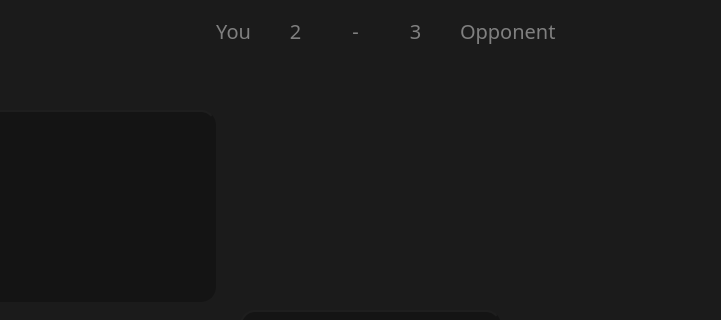
The window that GameOf40/GameWindow.ui (WilleGyr/Game-of-40) describes before a commit, drawn with Qt 5; both pictures show x 90 to 811 and y 0 to 320 of the 900 by 600 pixel window.
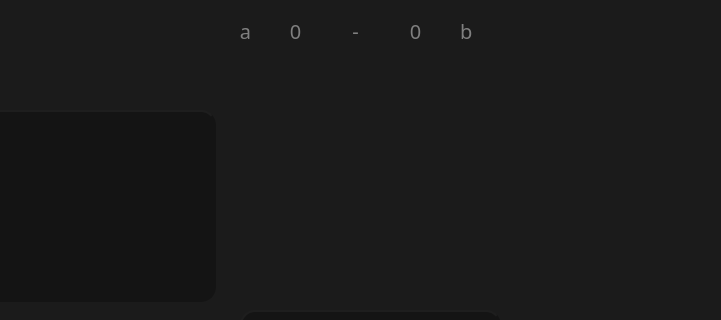
The same window after the commit.

Patch:
```diff
--- a/GameOf40/GameWindow.ui
+++ b/GameOf40/GameWindow.ui
@@ -39,7 +39,7 @@
      <string notr="true">color: gray;</string>
     </property>
     <property name="text">
-     <string>You</string>
+     <string>a</string>
     </property>
     <property name="alignment">
      <set>Qt::AlignRight|Qt::AlignTrailing|Qt::AlignVCenter</set>
@@ -64,7 +64,7 @@
      <string notr="true">color: gray;</string>
     </property>
     <property name="text">
-     <string>Opponent</string>
+     <string>b</string>
     </property>
    </widget>
    <widget class="QLabel" name="Line">
@@ -111,7 +111,7 @@
      <string notr="true">color: gray;</string>
     </property>
     <property name="text">
-     <string>2</string>
+     <string>0</string>
     </property>
     <property name="alignment">
      <set>Qt::AlignCenter</set>
@@ -136,7 +136,7 @@
      <string notr="true">color: gray;</string>
     </property>
     <property name="text">
-     <string>3</string>
+     <string>0</string>
     </property>
     <property name="alignment">
      <set>Qt::AlignCenter</set>
```
